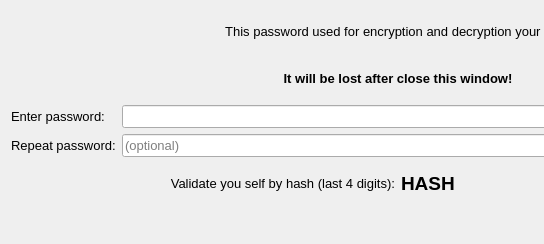
Old version of the form src/gui_generative/qt_designer/enterkey.ui in the repository annndruha/SecurePhotos; both pictures show x 0 to 544 and y 0 to 244 of the 796 by 244 pixel window.
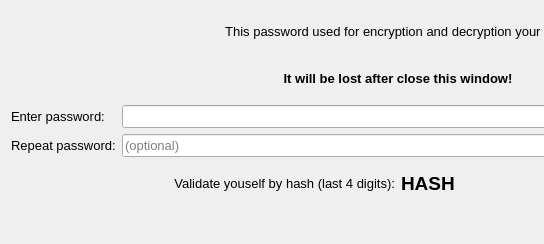
New version of the form.

```diff
--- a/src/gui_generative/qt_designer/enterkey.ui
+++ b/src/gui_generative/qt_designer/enterkey.ui
@@ -90,7 +90,7 @@
      <item>
       <widget class="QLabel" name="label_5">
        <property name="text">
-        <string>Validate you self by hash (last 4 digits):</string>
+        <string>Validate youself by hash (last 4 digits):</string>
        </property>
        <property name="alignment">
         <set>Qt::AlignRight|Qt::AlignTrailing|Qt::AlignVCenter</set>
```
